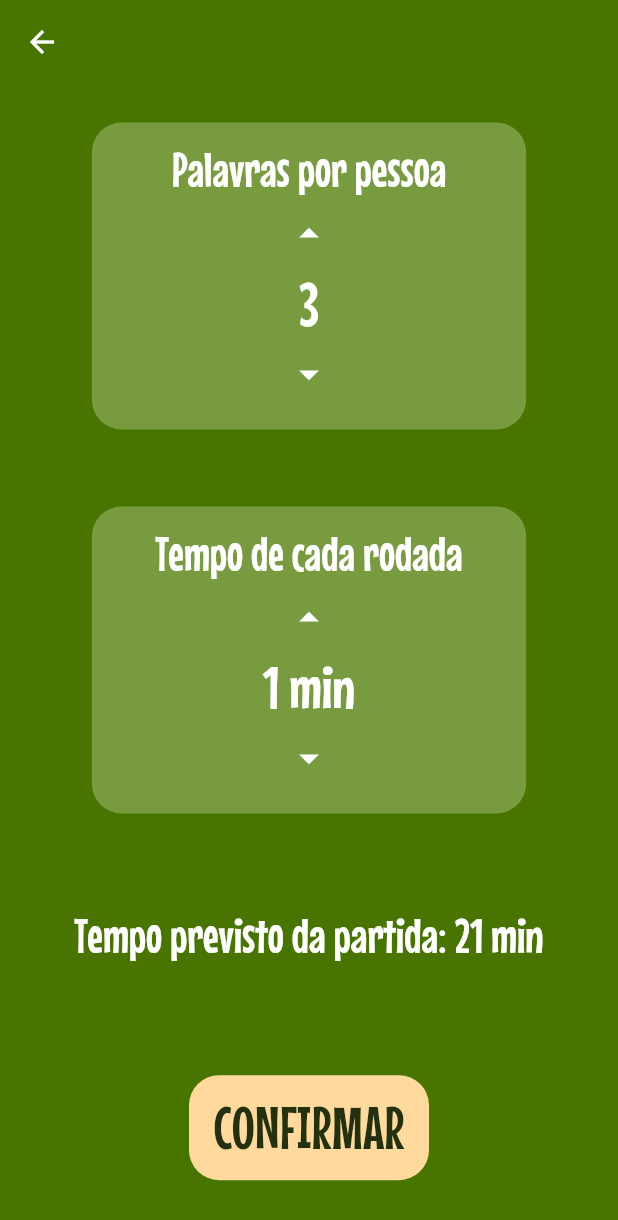
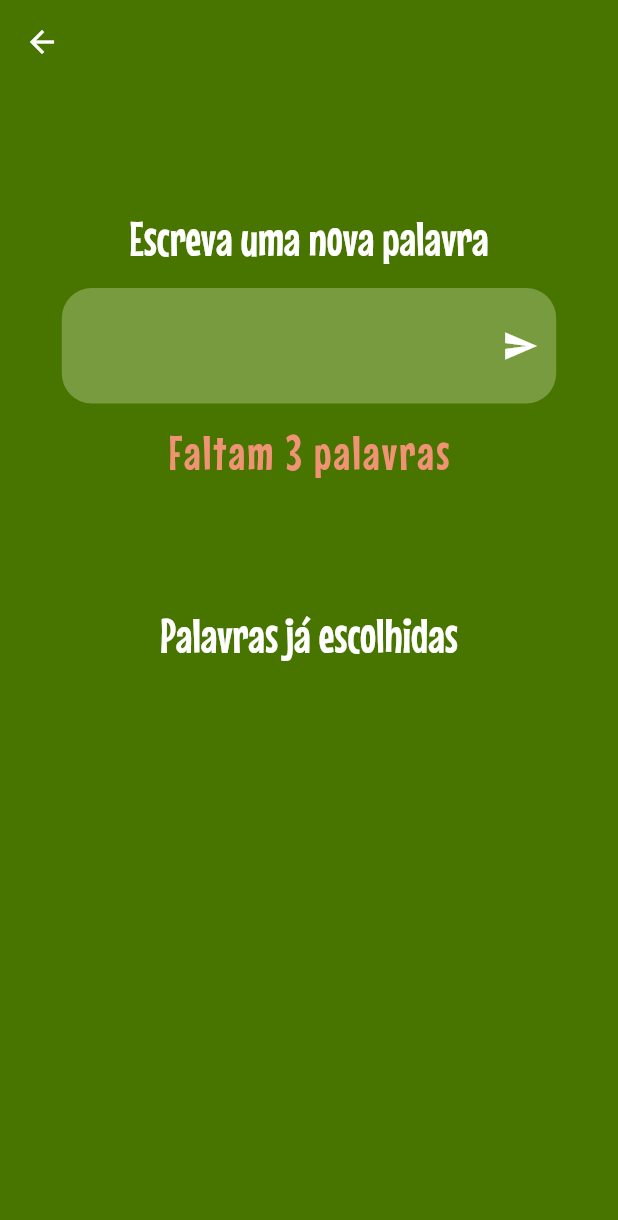
Before and after one commit to AlexandreOkita/savana, a Flutter app: the GameConfigScreen screen opened directly, after a tap on the "arrow drop up" icon, after a tap on the "arrow drop down" icon, after a tap on "CONFIRMAR", on a phone screen of 412 x 824 dp. Shown: the top 1220 px of the screen. Run offline on Flutter 3.47's test engine with Material 2 defaults, Android fonts, the phone set to English and light mode, and no system bars; our stand-ins replace flutter_riverpod.

Commit message:
add write_word_screen

```diff
--- a/lib/main.dart
+++ b/lib/main.dart
@@ -17,6 +17,9 @@ class MyApp extends StatelessWidget {
       theme: ThemeData(
         primarySwatch: Colors.blue,
         scaffoldBackgroundColor: const Color(0xFF487400),
+        listTileTheme: const ListTileThemeData(
+          textColor: Colors.white,
+        ),
         textTheme: const TextTheme(
             displayLarge: TextStyle(
               fontFamily: "MouseMemoirs",
@@ -38,7 +41,11 @@ class MyApp extends StatelessWidget {
               fontSize: 40,
               color: Color(0xFF243110),
             ),
-        ),
+            labelSmall: TextStyle(
+              fontFamily: "MouseMemoirs",
+              fontSize: 32,
+              color: Color(0xFFf09375),
+            )),
       ),
       home: const PlayerQuantityConfigScreen(),
     );
--- a/lib/view/components/config_box.dart
+++ b/lib/view/components/config_box.dart
@@ -1,5 +1,6 @@
 import 'package:flutter/material.dart';
 import 'package:flutter_riverpod/flutter_riverpod.dart';
+import 'package:savana/view/constants/colors.dart';
 
 class ConfigBox extends ConsumerWidget {
   final String boxText;
@@ -17,7 +18,7 @@ class ConfigBox extends ConsumerWidget {
     return Container(
       decoration: BoxDecoration(
         borderRadius: BorderRadius.circular(20),
-        color: const Color(0xFF789B3F),
+        color: componentColor,
       ),
       margin: const EdgeInsets.symmetric(horizontal: 20),
       child: Column(
--- /dev/null
+++ b/lib/view/components/word_list.dart
@@ -0,0 +1,49 @@
+import 'package:flutter/material.dart';
+import 'package:flutter_riverpod/flutter_riverpod.dart';
+import 'package:savana/view/constants/colors.dart';
+
+class WordList extends ConsumerWidget {
+  final String title;
+  final List<String> words;
+  final Function(String) onRemove;
+
+  const WordList({required this.title, required this.words, required this.onRemove, super.key});
+
+  @override
+  Widget build(BuildContext context, WidgetRef ref) {
+    return Column(
+      children: [
+        Text(
+          title,
+          style: Theme.of(context).textTheme.displaySmall,
+        ),
+        Padding(
+          padding: const EdgeInsets.symmetric(vertical: 24.0),
+          child: FractionallySizedBox(
+            widthFactor: 0.8,
+            child: Container(
+              decoration: BoxDecoration(
+                borderRadius: BorderRadius.circular(20),
+                color: componentColor,
+              ),
+              child: Column(
+                children: words
+                    .map((word) => ListTile(
+                          title: Text(
+                            word,
+                            style: Theme.of(context).textTheme.bodyMedium,
+                          ),
+                          trailing: IconButton(
+                            icon: const Icon(Icons.close),
+                            onPressed: () => onRemove(word),
+                          ),
+                        ))
+                    .toList(),
+              ),
+            ),
+          ),
+        )
+      ],
+    );
+  }
+}
--- /dev/null
+++ b/lib/view/components/write_word_field.dart
@@ -0,0 +1,69 @@
+import 'package:flutter/material.dart';
+import 'package:flutter_riverpod/flutter_riverpod.dart';
+import 'package:savana/view/constants/colors.dart';
+
+class WriteWordField extends ConsumerStatefulWidget {
+  final String title;
+  final String detail;
+  final void Function(String) onSend;
+
+  const WriteWordField({
+    required this.title,
+    required this.detail,
+    required this.onSend,
+    super.key,
+  });
+
+  @override
+  ConsumerState<ConsumerStatefulWidget> createState() => _WriteWordFieldState();
+}
+
+class _WriteWordFieldState extends ConsumerState<WriteWordField> {
+  String currentText = "";
+  TextEditingController controller = TextEditingController();
+
+  @override
+  Widget build(BuildContext context) {
+    return Column(
+      mainAxisAlignment: MainAxisAlignment.spaceEvenly,
+      children: [
+        Text(
+          widget.title,
+          style: Theme.of(context).textTheme.displaySmall,
+        ),
+        Center(
+          child: FractionallySizedBox(
+            widthFactor: 0.8,
+            child: TextField(
+              controller: controller,
+              style: Theme.of(context).textTheme.bodyMedium,
+              decoration: InputDecoration(
+                suffixIconColor: Colors.white,
+                suffixIcon: IconButton(
+                  icon: const Icon(Icons.send),
+                  onPressed: () {
+                    widget.onSend(currentText);
+                    controller.clear();
+                  },
+                ),
+                filled: true,
+                fillColor: componentColor,
+                border: const OutlineInputBorder(
+                  borderSide: BorderSide.none,
+                  borderRadius: BorderRadius.all(Radius.circular(20)),
+                ),
+              ),
+              onChanged: (text) => setState(() {
+                currentText = text;
+              }),
+            ),
+          ),
+        ),
+        Text(
+          widget.detail,
+          style: Theme.of(context).textTheme.labelSmall,
+        )
+      ],
+    );
+  }
+}
--- a/lib/view/constants/colors.dart
+++ b/lib/view/constants/colors.dart
@@ -1,3 +1,4 @@
 import 'dart:ui';
 
 const Color buttonColor = Color(0xffFFDA9C);
+const Color componentColor = Color(0xff789B3F);
--- a/lib/view/screens/game_config_screen.dart
+++ b/lib/view/screens/game_config_screen.dart
@@ -4,6 +4,7 @@ import 'package:savana/view/components/config_box.dart';
 import 'package:savana/view/components/confirm_button.dart';
 import 'package:savana/view/components/number_counter.dart';
 import 'package:savana/view/components/savana_scaffold.dart';
+import 'package:savana/view/screens/write_word_screen.dart';
 import 'package:savana/viewmodel/game_config_viewmodel.dart';
 
 class GameConfigScreen extends ConsumerWidget {
@@ -56,7 +57,14 @@ class GameConfigScreen extends ConsumerWidget {
                     "Tempo previsto da partida: ${ref.watch(gameConfigViewModel).getTimeEstimative()} min",
                     style: Theme.of(context).textTheme.bodyMedium,
                   ),
-                  ConfirmButton(onPressed: () => {}),
+                  ConfirmButton(
+                      onPressed: () => {
+                            Navigator.pushAndRemoveUntil(
+                              context,
+                              MaterialPageRoute(builder: (context) => const WriteWordScreen()),
+                              ModalRoute.withName('/'),
+                            )
+                          }),
                 ],
               ),
             )
--- /dev/null
+++ b/lib/view/screens/write_word_screen.dart
@@ -0,0 +1,51 @@
+import 'package:flutter/material.dart';
+import 'package:flutter_riverpod/flutter_riverpod.dart';
+import 'package:savana/view/components/savana_scaffold.dart';
+import 'package:savana/view/components/word_list.dart';
+import 'package:savana/view/components/write_word_field.dart';
+import 'package:savana/viewmodel/providers/game_providers.dart';
+import 'package:savana/viewmodel/words_viewmodel.dart';
+
+class WriteWordScreen extends ConsumerWidget {
+  const WriteWordScreen({super.key});
+
+  @override
+  Widget build(BuildContext context, WidgetRef ref) {
+    return SavanaScaffold(
+        body: Column(
+      children: [
+        const Expanded(
+          flex: 1,
+          child: SizedBox(),
+        ),
+        Expanded(
+          flex: 3,
+          child: WriteWordField(
+            title: "Escreva uma nova palavra",
+            detail: "Faltam ${ref.read(wordsViewModel).getRemainingWordsQuantity()} palavras",
+            onSend: (text) {
+              ref.read(wordsViewModel).addWordToPlayerPool(text);
+            },
+          ),
+        ),
+        const Expanded(
+          flex: 1,
+          child: SizedBox(),
+        ),
+        Expanded(
+            flex: 5,
+            child: WordList(
+              words: ref.watch(playerWordsProvider),
+              title: "Palavras já escolhidas",
+              onRemove: (String word) {
+                ref.read(wordsViewModel).removeWordFromPlayerPool(word);
+              },
+            )),
+        const Expanded(
+          flex: 1,
+          child: SizedBox(),
+        ),
+      ],
+    ));
+  }
+}
--- /dev/null
+++ b/lib/viewmodel/providers/game_providers.dart
@@ -0,0 +1,9 @@
+import 'package:flutter_riverpod/flutter_riverpod.dart';
+
+final playerWordsProvider = StateProvider<List<String>>((ref) {
+  return [];
+});
+
+final wordsPoolProvider = StateProvider<List<String>>((ref) {
+  return [];
+});
--- /dev/null
+++ b/lib/viewmodel/words_viewmodel.dart
@@ -0,0 +1,28 @@
+import 'package:flutter_riverpod/flutter_riverpod.dart';
+import 'package:savana/viewmodel/providers/configuration_providers.dart';
+import 'package:savana/viewmodel/providers/game_providers.dart';
+
+class WordsViewModel {
+  final ProviderRef ref;
+
+  WordsViewModel(this.ref);
+
+  addWordToPlayerPool(String word) {
+    final List<String> newList = [...ref.read(playerWordsProvider), word];
+    ref.read(playerWordsProvider.notifier).state = newList;
+  }
+
+  removeWordFromPlayerPool(String word) {
+    ref.read(playerWordsProvider).removeWhere((element) => element == word);
+    final List<String> newList = [...ref.read(playerWordsProvider)];
+    ref.read(playerWordsProvider.notifier).state = newList;
+  }
+
+  int getRemainingWordsQuantity() {
+    return ref.watch(wordsPerPlayerProvider) - ref.watch(playerWordsProvider).length;
+  }
+}
+
+final wordsViewModel = Provider<WordsViewModel>((ref) {
+  return WordsViewModel(ref);
+});
```
Also changed, not shown: 2 other files. Lines whose indentation alone changed are shown as unchanged.
